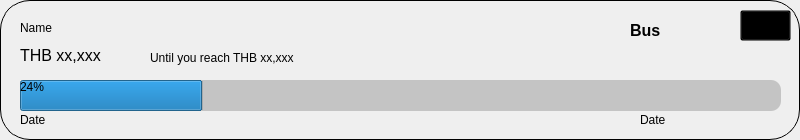
The window that moneyapp/ui/raw/budget_wid.ui (nemo984/money-app) describes before a commit, drawn with Qt 5.
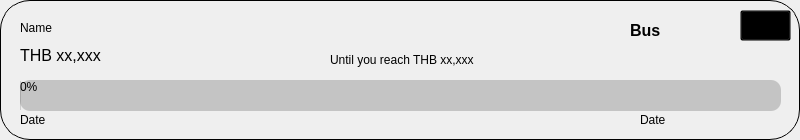
The same window after the commit. Icons and pictures are not drawn.

Commit message: budget - progress bar

Diff of the .ui file:
```diff
--- a/moneyapp/ui/raw/budget_wid.ui
+++ b/moneyapp/ui/raw/budget_wid.ui
@@ -75,7 +75,7 @@
      <locale language="English" country="UnitedStates"/>
     </property>
     <property name="value">
-     <number>24</number>
+     <number>0</number>
     </property>
     <property name="textVisible">
      <bool>true</bool>
@@ -109,7 +109,7 @@
      <rect>
       <x>20</x>
       <y>45</y>
-      <width>121</width>
+      <width>281</width>
       <height>21</height>
      </rect>
     </property>
@@ -125,10 +125,10 @@
    <widget class="QLabel" name="label_9">
     <property name="geometry">
      <rect>
-      <x>150</x>
+      <x>330</x>
       <y>50</y>
-      <width>221</width>
-      <height>16</height>
+      <width>421</width>
+      <height>20</height>
      </rect>
     </property>
     <property name="text">
```
The commit also changes 4 other files.
